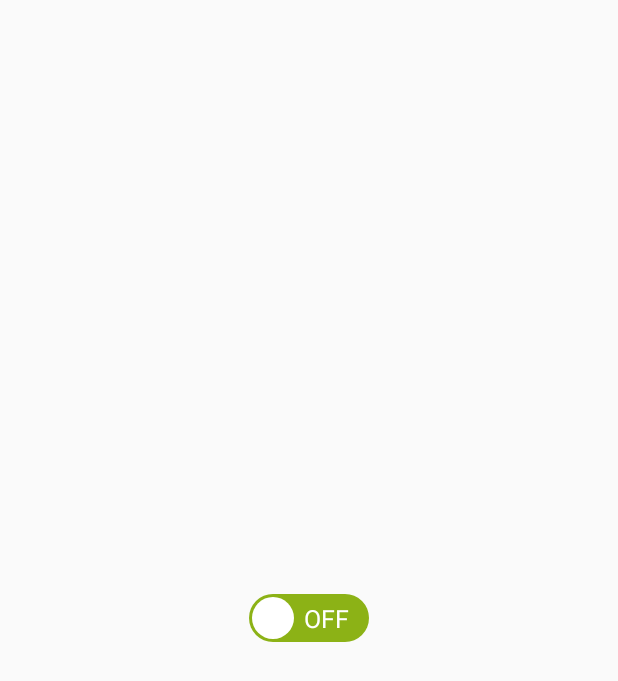
After one commit to zhaoliufeng/MyLab, an Android app: the SwitchButtonActivity screen opened directly, with no data from a screen before it, on a phone screen of 412 x 824 dp. The commit adds this screen. Shown: the top 681 px of the screen. Run offline under Robolectric (Android 15) with nearby library versions, the phone set to English and light mode, and no system bars.

Commit message:
添加了开关按钮 颜色选择

```diff
--- a/app/src/main/AndroidManifest.xml
+++ b/app/src/main/AndroidManifest.xml
@@ -24,7 +24,9 @@
         <activity android:name=".Chart.ChartActivity" />
         <activity android:name=".lab.LabActivity" />
         <activity android:name=".lab.ViewDrawApiActivity" />
-        <activity android:name=".DashBoardView.DashBoardActivity"></activity>
+        <activity android:name=".DashBoardView.DashBoardActivity" />
+        <activity android:name=".SwitchButtonActivity" />
+        <activity android:name=".ColorPickerActivity"></activity>
     </application>
 
 </manifest>
--- /dev/null
+++ b/app/src/main/java/me/zhaoliufeng/mylab/SwitchButtonActivity.java
@@ -0,0 +1,23 @@
+package me.zhaoliufeng.mylab;
+
+import android.support.v7.app.AppCompatActivity;
+import android.os.Bundle;
+
+import me.zhaoliufeng.customviews.SwitchButton;
+import me.zhaoliufeng.toolslib.ToastUtils;
+
+public class SwitchButtonActivity extends AppCompatActivity {
+
+    @Override
+    protected void onCreate(Bundle savedInstanceState) {
+        super.onCreate(savedInstanceState);
+        setContentView(R.layout.activity_switch_button);
+        SwitchButton switchButton = (SwitchButton) findViewById(R.id.sbtn);
+        switchButton.setSelectChangeListener(new SwitchButton.SelectChangeListener() {
+            @Override
+            public void onChange(boolean isOPen) {
+                ToastUtils.showToast(getBaseContext(), isOPen ? "开" : "关");
+            }
+        });
+    }
+}
--- /dev/null
+++ b/app/src/main/res/layout/activity_switch_button.xml
@@ -0,0 +1,15 @@
+<?xml version="1.0" encoding="utf-8"?>
+<FrameLayout
+    xmlns:android="http://schemas.android.com/apk/res/android"
+    xmlns:tools="http://schemas.android.com/tools"
+    android:layout_width="match_parent"
+    android:layout_height="match_parent"
+    tools:context="me.zhaoliufeng.mylab.SwitchButtonActivity">
+
+    <me.zhaoliufeng.customviews.SwitchButton
+        android:id="@+id/sbtn"
+        android:layout_gravity="center"
+        android:layout_width="80dp"
+        android:layout_height="40dp" />
+
+</FrameLayout>
--- a/build.gradle
+++ b/build.gradle
@@ -5,7 +5,7 @@ buildscript {
         jcenter()
     }
     dependencies {
-        classpath 'com.android.tools.build:gradle:2.2.2'
+        classpath 'com.android.tools.build:gradle:2.3.3'
 
         // NOTE: Do not place your application dependencies here; they belong
         // in the individual module build.gradle files
--- /dev/null
+++ b/customviews/src/main/java/me/zhaoliufeng/customviews/SwitchButton.java
@@ -0,0 +1,218 @@
+package me.zhaoliufeng.customviews;
+
+import android.animation.Animator;
+import android.animation.ValueAnimator;
+import android.content.Context;
+import android.graphics.Canvas;
+import android.graphics.Color;
+import android.graphics.Paint;
+import android.graphics.Rect;
+import android.graphics.RectF;
+import android.support.annotation.Nullable;
+import android.util.AttributeSet;
+import android.view.MotionEvent;
+import android.view.View;
+
+/**
+ * Created by We-Smart on 2017/7/11.
+ */
+
+public class SwitchButton extends View implements View.OnTouchListener {
+
+    private Paint bgPaint;  //背景画笔
+    private Paint circlePaint;  //圆画笔
+    private Paint textOnPaint;    //ON文字画笔
+    private Paint textOffPaint;    //OFF文字画笔
+    private int mWidth;     //控件宽度
+    private int mHeight;     //控件高度
+    private int mCircleRadius;  //圆半径
+    private String[] texts = {"OFF", "ON"};
+    private int mStatus = 0; //当前状态 1 开 0 关
+    private int mStartX; //起始X
+    private int mEndX;  //终点X
+    private int mCurrX; //当前的X坐标 初始化为起始X
+    private int mCirclePadding = 3;  //圆与边界的距离
+    private boolean isAimPaying = false;    //标识当前是否正在播放动画
+
+    private SelectChangeListener mSelectChangeListener;
+    public SwitchButton(Context context) {
+        super(context);
+        initPaint();
+    }
+
+    public SwitchButton(Context context, @Nullable AttributeSet attrs) {
+        super(context, attrs);
+        initPaint();
+    }
+
+    private void initPaint(){
+        bgPaint = new Paint();
+        bgPaint.setColor(Color.parseColor("#8CB216"));
+        bgPaint.setStyle(Paint.Style.FILL);
+        bgPaint.setAntiAlias(true);
+
+        circlePaint = new Paint();
+        circlePaint.setAntiAlias(true);
+        circlePaint.setColor(Color.parseColor("#FFFFFF"));
+        circlePaint.setStyle(Paint.Style.FILL);
+
+        textOnPaint = new Paint();
+        textOnPaint.setColor(Color.parseColor("#FFFFFF"));
+        textOnPaint.setAntiAlias(true);
+        textOnPaint.setTextSize(25);
+        textOnPaint.setAlpha(0);
+
+        textOffPaint = new Paint();
+        textOffPaint.setColor(Color.parseColor("#FFFFFF"));
+        textOffPaint.setAntiAlias(true);
+        textOffPaint.setTextSize(25);
+
+        mCircleRadius = 10;
+        setOnTouchListener(this);
+    }
+
+    @Override
+    protected void onMeasure(int widthMeasureSpec, int heightMeasureSpec) {
+        super.onMeasure(widthMeasureSpec, heightMeasureSpec);
+    }
+
+    @Override
+    protected void onSizeChanged(int w, int h, int oldw, int oldh) {
+        super.onSizeChanged(w, h, oldw, oldh);
+        mWidth = w;
+        mHeight = h;
+        mCircleRadius = mWidth/5 - mCirclePadding; //圆的直径是控件的高度
+
+        mCurrX = mStartX = mCircleRadius + mCirclePadding;
+        mEndX = mWidth - mStartX;
+    }
+
+    @Override
+    protected void onDraw(Canvas canvas) {
+        super.onDraw(canvas);
+        //画背景
+        RectF rectF = new RectF();
+        rectF.left = 0;
+        rectF.top = (mHeight - mWidth/2.5f)/2;
+        rectF.right = mWidth;
+        rectF.bottom = (mHeight - mWidth/2.5f)/2 + mWidth/2.5f;
+        canvas.drawRoundRect(rectF, mWidth/5, mWidth/5, bgPaint);
+
+        //画圆
+        canvas.drawCircle(mCurrX, mHeight/2, mCircleRadius, circlePaint);
+
+        //画字OFF
+        Rect rect = new Rect();
+        textOffPaint.getTextBounds(texts[0], 0, texts[0].length(), rect);
+        int w = rect.width();
+        int h = rect.height();
+        canvas.drawText(texts[0], mWidth - w - mCircleRadius, (mHeight + h)/2, textOffPaint);
+
+        //画字ON
+        textOffPaint.getTextBounds(texts[1], 0, texts[1].length(), rect);
+        h = rect.height();
+        canvas.drawText(texts[1], mCircleRadius, (mHeight + h)/2, textOnPaint);
+    }
+
+    @Override
+    public boolean onTouch(View v, MotionEvent event) {
+        switch (event.getAction()){
+            case MotionEvent.ACTION_DOWN:
+                changeButtonState();
+                if (mSelectChangeListener != null){
+                    mSelectChangeListener.onChange(mStatus == 1);
+                }
+                break;
+            case MotionEvent.ACTION_MOVE:
+
+                break;
+            case MotionEvent.ACTION_UP:
+
+                break;
+        }
+        return false;
+    }
+
+    private void changeButtonState(){
+        ValueAnimator circleAnimator;
+        ValueAnimator textOffAnimator;
+        ValueAnimator textOnAnimator;
+
+        if (isAimPaying)return;
+
+        if (mStatus == 0){
+            //圆的移动
+            circleAnimator = ValueAnimator.ofInt(mStartX, mEndX).setDuration(500);
+
+            //文字的淡入淡出
+            textOffAnimator = ValueAnimator.ofInt(255, 0).setDuration(500);
+            textOnAnimator = ValueAnimator.ofInt(0, 255).setDuration(500);
+            mStatus = 1;
+        }else {
+            //圆的移动
+            circleAnimator = ValueAnimator.ofInt(mEndX, mStartX).setDuration(500);
+
+            //文字的淡入淡出
+            textOffAnimator = ValueAnimator.ofInt(0, 255).setDuration(500);
+            textOnAnimator = ValueAnimator.ofInt(255, 0).setDuration(500);
+            mStatus = 0;
+        }
+
+        circleAnimator.addUpdateListener(new ValueAnimator.AnimatorUpdateListener() {
+            @Override
+            public void onAnimationUpdate(ValueAnimator animation) {
+                mCurrX = (int) animation.getAnimatedValue();
+                postInvalidate();
+            }
+        });
+
+        textOffAnimator.addUpdateListener(new ValueAnimator.AnimatorUpdateListener() {
+            @Override
+            public void onAnimationUpdate(ValueAnimator animation) {
+                textOffPaint.setAlpha((int) animation.getAnimatedValue());
+                postInvalidate();
+            }
+        });
+
+        textOnAnimator.addUpdateListener(new ValueAnimator.AnimatorUpdateListener() {
+            @Override
+            public void onAnimationUpdate(ValueAnimator animation) {
+                textOnPaint.setAlpha((int) animation.getAnimatedValue());
+                postInvalidate();
+            }
+        });
+        circleAnimator.addListener(new Animator.AnimatorListener() {
+            @Override
+            public void onAnimationStart(Animator animation) {
+                isAimPaying = true;
+            }
+
+            @Override
+            public void onAnimationEnd(Animator animation) {
+                isAimPaying = false;
+            }
+
+            @Override
+            public void onAnimationCancel(Animator animation) {
+
+            }
+
+            @Override
+            public void onAnimationRepeat(Animator animation) {
+
+            }
+        });
+
+        circleAnimator.start();
+        textOffAnimator.start();
+        textOnAnimator.start();
+    }
+
+    public void setSelectChangeListener(SelectChangeListener selectChangeListener){
+        mSelectChangeListener = selectChangeListener;
+    }
+
+    public interface SelectChangeListener{
+        void onChange(boolean isOPen);
+    }
+}
```
Also changed, not shown: app/build.gradle (+4 -3 lines), app/src/main/java/me/zhaoliufeng/mylab/ColorPickerActivity.java (added, +13 -0 lines), app/src/main/java/me/zhaoliufeng/mylab/MainActivity.java (+8 -0 lines), app/src/main/res/layout/activity_color_picker.xml (added, +14 -0 lines), app/src/main/res/layout/activity_main.xml (+13 -0 lines), customviews/src/main/java/me/zhaoliufeng/customviews/ColorPicker.java (added, +87 -0 lines), gradle/wrapper/gradle-wrapper.properties.
